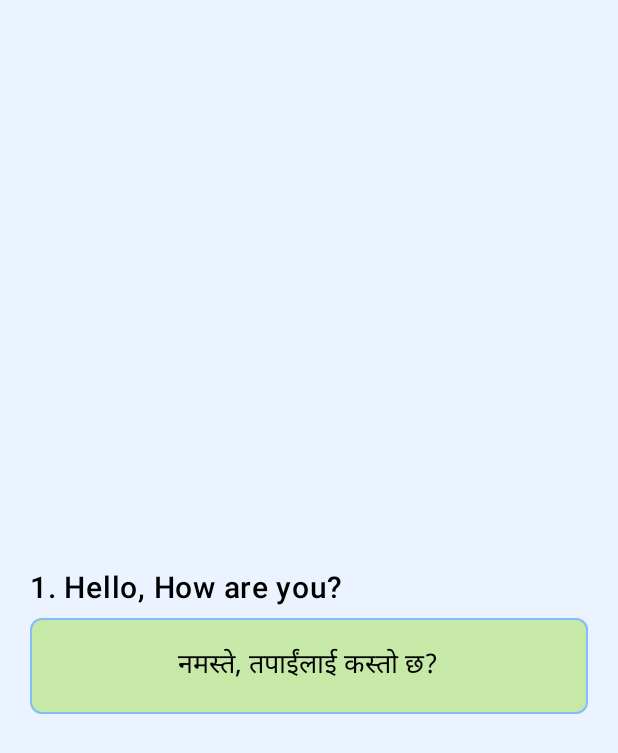
After one commit to kecitclub/teamDefault, an Android app built with Jetpack Compose: the composable NepaliToSpeechScreen shown on its own in the app's theme, on a phone screen of 412 x 824 dp. The commit adds this screen. Shown: the top 753 px of the screen. Run offline under Robolectric (Android 15) with nearby library versions, the phone set to English and light mode, and no system bars.

Commit message:
feat: add nepali to speech screen

```diff
--- /dev/null
+++ b/app/src/main/java/com/example/teamdefault/ui/component/QuestionComponent.kt
@@ -0,0 +1,64 @@
+package com.example.teamdefault.ui.component
+
+import androidx.compose.foundation.BorderStroke
+import androidx.compose.foundation.layout.Arrangement
+import androidx.compose.foundation.layout.Column
+import androidx.compose.foundation.layout.Spacer
+import androidx.compose.foundation.layout.fillMaxWidth
+import androidx.compose.foundation.layout.height
+import androidx.compose.foundation.layout.padding
+import androidx.compose.foundation.shape.RoundedCornerShape
+import androidx.compose.material3.ButtonDefaults
+import androidx.compose.material3.OutlinedButton
+import androidx.compose.material3.Text
+import androidx.compose.runtime.Composable
+import androidx.compose.ui.Alignment
+import androidx.compose.ui.Modifier
+import androidx.compose.ui.graphics.Color
+import androidx.compose.ui.text.font.FontWeight
+import androidx.compose.ui.unit.dp
+import androidx.compose.ui.unit.sp
+
+@Composable
+fun QuestionComponent(
+    text: String,
+    onClick: () -> Unit
+) {
+    val backgroundColor = Color(0xFFC7E9A7)
+
+
+
+    Column(
+        modifier = Modifier.fillMaxWidth().padding(20.dp),
+        //horizontalAlignment = Alignment.CenterHorizontally,
+        verticalArrangement = Arrangement.Center
+    ) {
+        Text(
+            text = "1. Hello, How are you?",
+            fontSize = 20.sp,
+            fontWeight = FontWeight.Medium
+        )
+
+        OutlinedButton(
+            onClick = onClick,
+            modifier = Modifier
+                .fillMaxWidth()
+                .padding(vertical = 8.dp)
+                .height(64.dp),
+            colors = ButtonDefaults.buttonColors(containerColor = backgroundColor),
+            shape = RoundedCornerShape(8.dp),
+            border = BorderStroke(width = 1.dp, color = Color(0xFF83BCFF))
+
+        ) {
+            Text(
+                text = text,
+                color = Color.Black,
+                fontSize = 18.sp
+            )
+        }
+
+
+    }
+
+
+}
--- /dev/null
+++ b/app/src/main/java/com/example/teamdefault/ui/screen/NepaliToSpeechScreen.kt
@@ -0,0 +1,58 @@
+package com.example.teamdefault.ui.screen
+
+import android.speech.tts.TextToSpeech
+import androidx.compose.foundation.background
+import androidx.compose.foundation.layout.Arrangement
+import androidx.compose.foundation.layout.Column
+import androidx.compose.foundation.layout.fillMaxSize
+import androidx.compose.foundation.layout.padding
+import androidx.compose.runtime.Composable
+import androidx.compose.runtime.DisposableEffect
+import androidx.compose.runtime.getValue
+import androidx.compose.runtime.mutableStateOf
+import androidx.compose.runtime.remember
+import androidx.compose.runtime.setValue
+import androidx.compose.ui.Modifier
+import androidx.compose.ui.graphics.Color
+import androidx.compose.ui.platform.LocalContext
+import androidx.compose.ui.unit.dp
+import com.example.teamdefault.ui.component.QuestionComponent
+import java.util.Locale
+
+@Composable
+fun NepaliToSpeechScreen() {
+    val context = LocalContext.current
+    var tts: TextToSpeech? by remember { mutableStateOf(null) }
+    val text = "नमस्ते, तपाईंलाई कस्तो छ?" // Predefined Nepali text
+
+    // Initialize TTS engine
+    DisposableEffect(Unit) {
+        tts = TextToSpeech(context) { status ->
+            if (status == TextToSpeech.SUCCESS) {
+                val result = tts?.setLanguage(Locale("ne")) // Set to Nepali
+                if (result == TextToSpeech.LANG_MISSING_DATA || result == TextToSpeech.LANG_NOT_SUPPORTED) {
+                    // Handle the case where Nepali is not supported
+                    tts?.language = Locale.US // Fallback to US English
+                }
+            }
+        }
+        onDispose {
+            tts?.stop()
+            tts?.shutdown()
+        }
+    }
+
+    Column(
+        modifier = Modifier
+            .fillMaxSize()
+            .background(color = Color(0xFFEAF3FF))
+            .padding(top = 40.dp),
+        verticalArrangement = Arrangement.Center
+    ) {
+
+        QuestionComponent(
+            text = text,
+            onClick = { tts?.speak(text, TextToSpeech.QUEUE_FLUSH, null, null) }
+        )
+    }
+}
--- a/app/src/main/java/com/example/teamdefault/ui/screen/TextToSpeechScreen.kt
+++ b/app/src/main/java/com/example/teamdefault/ui/screen/TextToSpeechScreen.kt
@@ -1,12 +1,15 @@
 import android.speech.tts.TextToSpeech
+import androidx.compose.foundation.background
 import androidx.compose.foundation.layout.*
 import androidx.compose.material3.*
 import androidx.compose.runtime.*
 import androidx.compose.ui.Alignment
 import androidx.compose.ui.Modifier
+import androidx.compose.ui.graphics.Color
 import androidx.compose.ui.platform.LocalContext
 import androidx.compose.ui.tooling.preview.Preview
 import androidx.compose.ui.unit.dp
+import com.example.teamdefault.ui.component.QuestionComponent
 import java.util.*
 
 @Composable
@@ -58,6 +61,8 @@ fun TextToSpeechScreen() {
 }
 
 
+
+
 @Preview(showBackground = true)
 @Composable
 private fun TextToSpeechPreview () {
```
